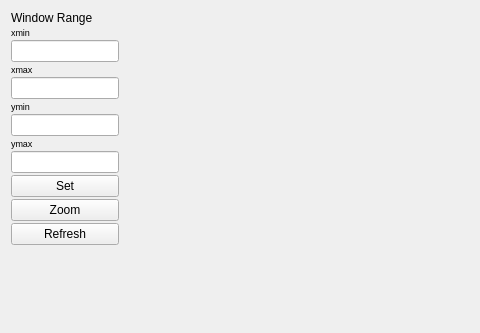
TUD-RST/pyplane, file gui/Ui_ZoomWidgetSimple.ui: the form before one commit; both pictures show x 0 to 480 and y 0 to 333 of the 620 by 477 pixel window.
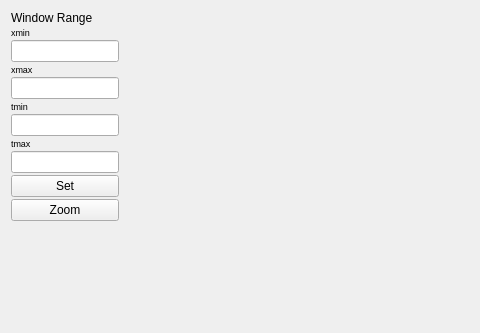
The form after the commit.

Diff of the .ui file:
```diff
--- a/gui/Ui_ZoomWidgetSimple.ui
+++ b/gui/Ui_ZoomWidgetSimple.ui
@@ -93,7 +93,7 @@
         </font>
        </property>
        <property name="text">
-        <string>ymin</string>
+        <string>tmin</string>
        </property>
       </widget>
      </item>
@@ -121,7 +121,7 @@
         </font>
        </property>
        <property name="text">
-        <string>ymax</string>
+        <string>tmax</string>
        </property>
       </widget>
      </item>
@@ -155,13 +155,6 @@
        </property>
       </widget>
      </item>
-     <item>
-      <widget class="QPushButton" name="RefreshButton">
-       <property name="text">
-        <string>Refresh</string>
-       </property>
-      </widget>
-     </item>
      <item>
       <spacer name="verticalSpacer">
        <property name="orientation">
```
Left out of the diff: 8 changed lines with no effect on the pictures. Lines whose indentation alone changed are shown as unchanged.
